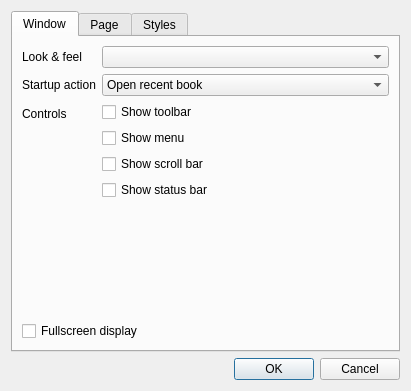
This is trunk/src/settings.ui in buggins/coolreader as Qt 5 draws it before an edit. The edited form follows.
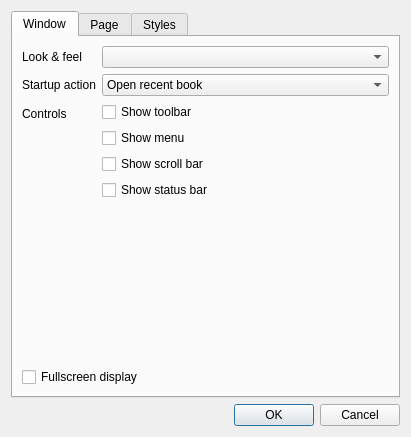
This is the edited form. The open tabs and pages were chosen to show the change. Icons and pictures are not drawn. Custom widgets are drawn as their Qt base class.

What changed in the file:
```diff
--- a/trunk/src/settings.ui
+++ b/trunk/src/settings.ui
@@ -9,8 +9,8 @@
    <rect>
     <x>0</x>
     <y>0</y>
-    <width>389</width>
-    <height>391</height>
+    <width>411</width>
+    <height>437</height>
    </rect>
   </property>
   <property name="sizePolicy">
```
Left out of the diff: 8 changed lines with no effect on the pictures.
